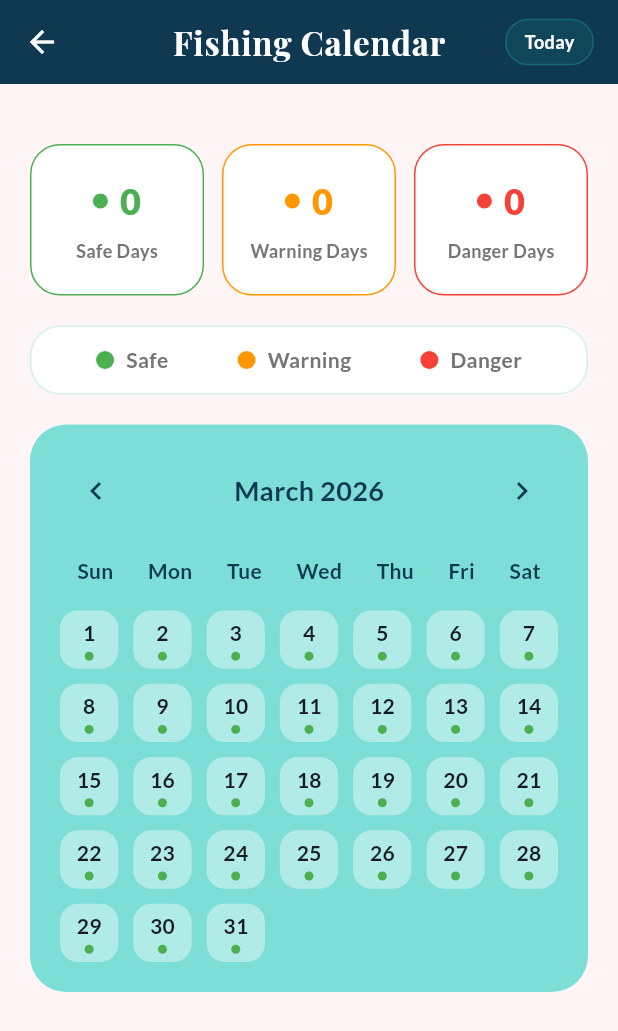
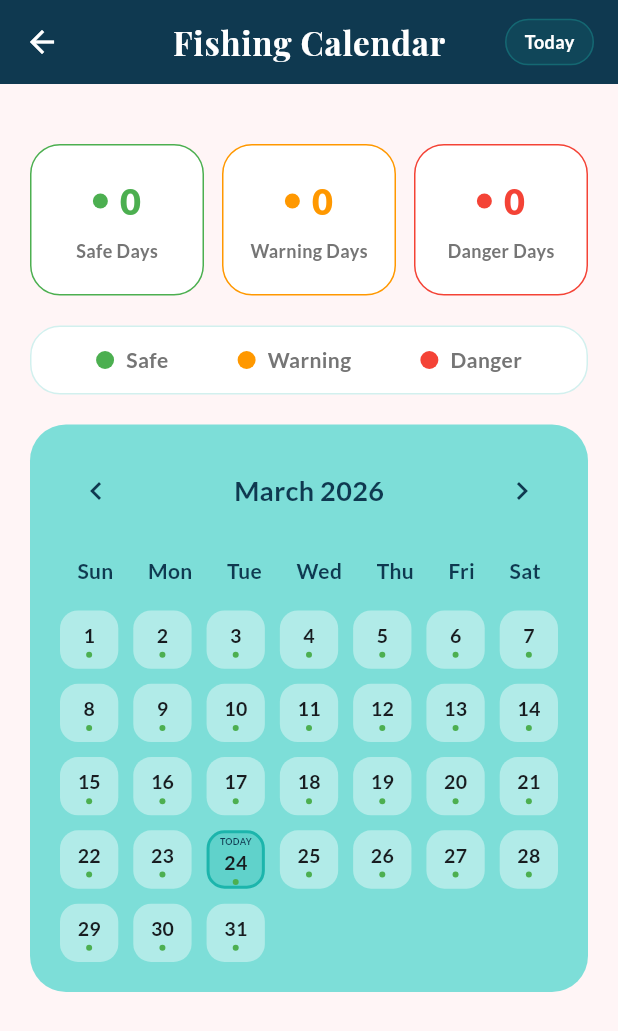
Before and after one commit to maryprecious/ocevara, a Flutter app: the FishingCalendarScreen screen opened directly, on a phone screen of 412 x 824 dp. Shown: the top 1031 px of the screen. Run offline on Flutter 3.47's test engine with Material 3 defaults, Android fonts, the phone set to English and light mode, and no system bars; our stand-ins replace audioplayers, camera, dio, flutter_map, flutter_riverpod, flutter_secure_storage and 7 more; missing offline and left inert: dart:html, flutter_map_cancellable_tile_provider, google_mlkit_image_labeling, workmanager; accounts and stored records are empty; network calls fail.

Commit message:
changes made

```diff
--- a/lib/core/services/api_service.dart
+++ b/lib/core/services/api_service.dart
@@ -21,6 +21,7 @@ class ApiService {
     }
 
     if (kIsWeb) {
+      // return 'http://localhost:3001/';
       return 'http://localhost:3001/';
     }
 
@@ -37,8 +38,8 @@ class ApiService {
 
     _dio = Dio(BaseOptions(
       baseUrl: baseUrl,
-      connectTimeout: const Duration(seconds: 10),
-      receiveTimeout: const Duration(seconds: 10),
+      connectTimeout: const Duration(seconds: 60),
+      receiveTimeout: const Duration(seconds: 60),
       headers: {
         'Content-Type': 'application/json',
         'Accept': 'application/json',
--- a/lib/features/calendar/screens/calender_screen.dart
+++ b/lib/features/calendar/screens/calender_screen.dart
@@ -237,6 +237,11 @@ class _FishingCalendarScreenState extends ConsumerState<FishingCalendarScreen> {
                               int dayNum = index - firstDay + 1;
                               bool isSelected = _selectedDay == dayNum;
 
+                              final now = DateTime.now();
+                              bool isToday = now.day == dayNum &&
+                                             now.month == _focusedMonth.month &&
+                                             now.year == _focusedMonth.year;
+
                               // Get status from real data
                               String riskLevel = 'low';
                               if (dayNum <= calendarState.days.length) {
@@ -252,13 +257,29 @@ class _FishingCalendarScreenState extends ConsumerState<FishingCalendarScreen> {
                                 },
                                 child: Container(
                                   decoration: BoxDecoration(
-                                    color: isSelected ? AppColors.getCardBackground(context) : AppColors.getCardBackground(context).withOpacity(0.4),
+                                    color: isSelected
+                                        ? AppColors.getCardBackground(context)
+                                        : (isToday ? teal.withOpacity(0.3) : AppColors.getCardBackground(context).withOpacity(0.4)),
                                     borderRadius: BorderRadius.circular(12),
-                                    border: isSelected ? Border.all(color: navy, width: 2) : null,
+                                    border: isSelected
+                                        ? Border.all(color: navy, width: 2)
+                                        : (isToday ? Border.all(color: teal, width: 2) : null),
                                   ),
                                   child: Column(
                                     mainAxisAlignment: MainAxisAlignment.center,
                                     children: [
+                                      if (isToday && !isSelected)
+                                        Padding(
+                                          padding: const EdgeInsets.only(bottom: 1),
+                                          child: Text(
+                                            'TODAY',
+                                            style: GoogleFonts.lato(
+                                              fontSize: 6,
+                                              fontWeight: FontWeight.bold,
+                                              color: navy,
+                                            ),
+                                          ),
+                                        ),
                                       if (isSelected)
                                         Align(
                                           alignment: Alignment.topRight,
@@ -272,11 +293,11 @@ class _FishingCalendarScreenState extends ConsumerState<FishingCalendarScreen> {
                                         style: GoogleFonts.lato(
                                           color: isSelected ? Colors.white : Theme.of(context).colorScheme.onSurface,
                                           fontWeight: FontWeight.bold,
-                                          fontSize: 14,
+                                          fontSize: 13,
                                         ),
                                       ),
-                                      const SizedBox(height: 2),
-                                      CircleAvatar(radius: 3, backgroundColor: dotColor),
+                                      const SizedBox(height: 1),
+                                      CircleAvatar(radius: 2, backgroundColor: dotColor),
                                     ],
                                   ),
                                 ),
```
Also changed, not shown: lib/core/models/catch_log.dart (+18 -0 lines), lib/core/services/database_service.dart (+50 -4 lines), lib/core/services/location_service.dart (+10 -3 lines), lib/features/auth/screens/otp-screen.dart (+10 -0 lines), lib/features/catch_log/screens/catch_log_screen.dart (+44 -5 lines), lib/features/catch_log/services/catch_log_service.dart (+22 -0 lines), lib/features/catch_log/widgets/add_catch_form.dart (+13 -5 lines), lib/features/home/screens/home_screen.dart (+22 -2 lines), lib/features/map/screens/map_screen.dart (+26 -7 lines), lib/features/map/viewmodels/map_view_model.dart (+16 -6 lines), lib/core/models/catch_log.g.dart.
